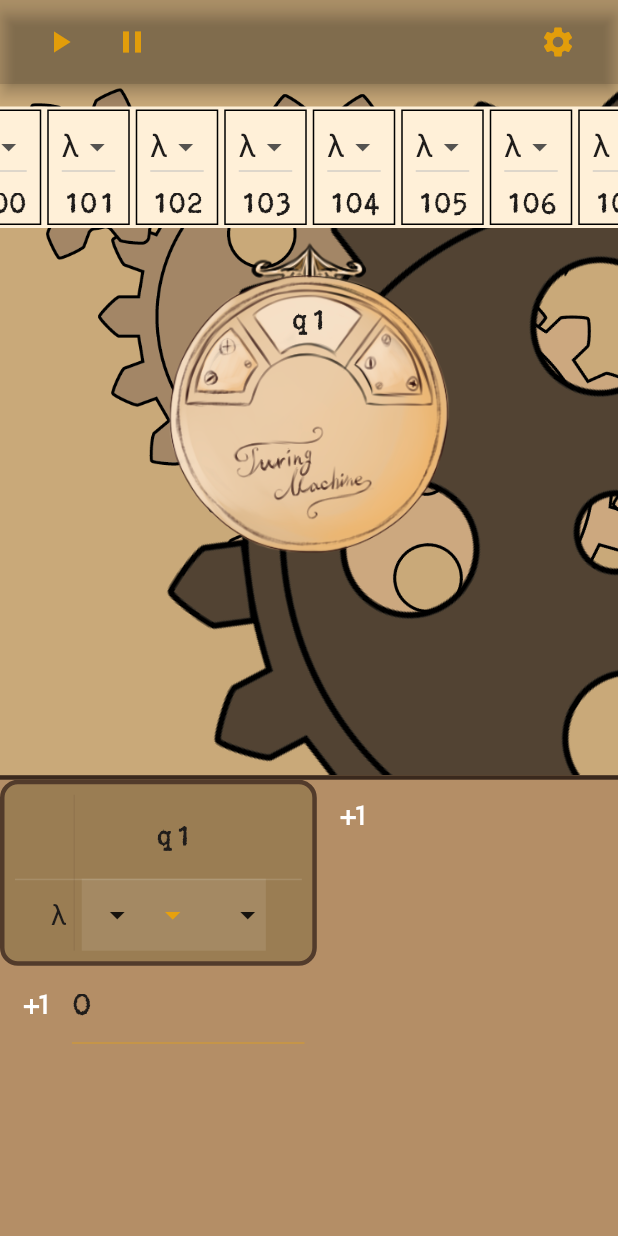
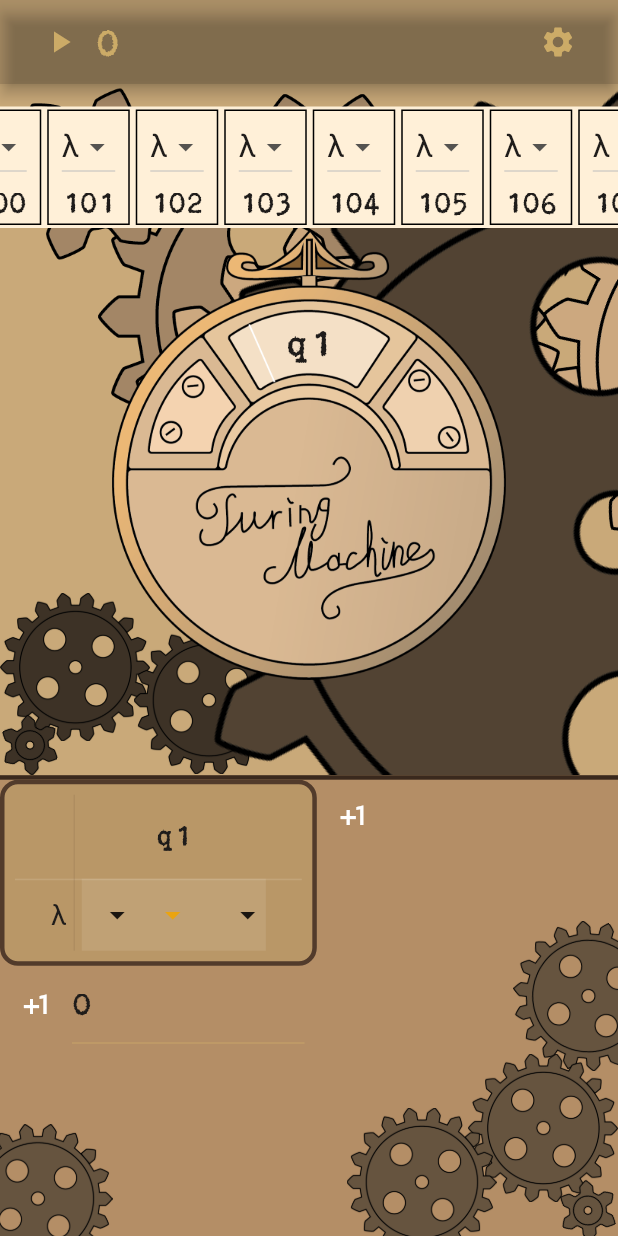
Before and after one commit to mihailco/turing_machine, a Flutter app: the screen it shows after launch, on a phone screen of 412 x 824 dp. Run offline on Flutter 3.47's test engine with Material 2 defaults, Android fonts, the phone set to English and light mode, and no system bars; our stand-ins replace bloc, equatable, flutter_bloc, get_it; missing offline and left inert: flutter_secure_storage_web.

Commit message:
added a few options to the settings

```diff
--- a/lib/features/domain/entities/table_model.dart
+++ b/lib/features/domain/entities/table_model.dart
@@ -24,7 +24,7 @@ class CellCommand extends Equatable {
   }
 
   bool isNull() {
-    return nextState == "" && rewrite == "" && moveTo == "";
+    return nextState == ""  && moveTo == "";
   }
 
   @override
--- a/lib/features/presentation/cubit/table_cubit.dart
+++ b/lib/features/presentation/cubit/table_cubit.dart
@@ -43,7 +43,7 @@ class TableCubit extends Cubit<TableState> {
 
   void clear() {
     states.clear();
-    states.addAll(["", "q1"]);
+    states.addAll(["", "q1", "q0"]);
     A.clear();
     A.addAll(["", nullElement]);
     table.clear();
--- a/lib/features/presentation/cubit/turing_cubit.dart
+++ b/lib/features/presentation/cubit/turing_cubit.dart
@@ -8,14 +8,15 @@ import '../../domain/entities/table_model.dart';
 
 class TuringCubit extends Cubit<OneStep> {
   TuringCubit(this.states, this.A, this.table, this.list)
-      : super(OneStep(states[1], list.lastNN, list));
+      : super(OneStep(states[2], list.lastNN, list, false, 0));
+  ///задержка в милисекундах между шагами
   late Duration time;
   final List<String> states;
   final List<String> A;
   final Map<Pair, CellCommand> table;
   final InfinitList list;
-  int duration = 3000;
-
+  int duration = 666;
+  late int maxSteps = 1000;
   bool running = false;
 
   late String curState = states[1];
@@ -25,22 +26,41 @@ class TuringCubit extends Cubit<OneStep> {
     duration = milliseconds;
   }
 
-  void run() async {
+  ///выполняет поседовательность команд до тех пор, пока не сработают условия остановки
+  void run({bool emitAllSteps = true}) async {
+    int step = 1;
     if (running) return;
     running = true;
+    emit(OneStep(curState, curPos, list, running, step));
+
     if (curPos == 0) {
       curPos = list.lastNN;
     }
     if (curPos == 0) {
       curPos = 100;
     }
+    curState = "q1";
+    execute(step: step, emitThis: emitAllSteps);
+
     while (true) {
-      if (!running || table[Pair(curState, list[curPos])]!.isNull()) {
+      if (!running ||
+          table[Pair(curState, list[curPos])]!.isNull() ||
+          step >= maxSteps) {
+        running = false;
+        emit(OneStep(curState, curPos, list, running, step));
         return;
       }
-      await Future.delayed(Duration(milliseconds: duration), () {
-        execute();
+
+      step++;
+      await Future.delayed(Duration(milliseconds: emitAllSteps ? duration : 0),
+          () {
+        execute(step: step, emitThis: emitAllSteps);
       });
+      if (curState == "q0") {
+        running = false;
+        emit(OneStep(curState, curPos, list, running, step));
+        return;
+      }
     }
   }
 
@@ -50,11 +70,11 @@ class TuringCubit extends Cubit<OneStep> {
 
   void setCurrrentPosition(int index) {
     curPos = index;
-    emit(OneStep(curState, curPos, list));
+    emit(OneStep(curState, curPos, list, running, 0));
   }
 
-  void execute() {
-
+  ///делает один шаг и отрпавяет новое состояние
+  void execute({int step = 0, bool emitThis = true}) {
     var cmd = table[Pair(curState, list[curPos])]!;
     if (cmd.rewrite != "") list[curPos] = cmd.rewrite;
     if (cmd.nextState != "") curState = cmd.nextState;
@@ -66,13 +86,17 @@ class TuringCubit extends Cubit<OneStep> {
         curPos++;
       }
     }
+    if (!emitThis) return;
+    emit(OneStep(curState, curPos, list, running, step));
+  }
 
-    emit(OneStep(curState, curPos, list));
+  void setMaxSteps(int n) {
+    maxSteps = n;
   }
 
   void clear() {
     curPos = 100;
     list.clear();
-    emit(OneStep(curState, curPos, list));
+    emit(OneStep(curState, curPos, list, running, 0));
   }
 }
--- a/lib/features/presentation/cubit/turing_state.dart
+++ b/lib/features/presentation/cubit/turing_state.dart
@@ -1,14 +1,13 @@
-
 import 'package:statrco/features/domain/entities/infinit_list_model.dart';
 
-
-
-class OneStep  {
+class OneStep {
   final int indexInList;
+  final int stepNumber;
   final String currentState;
   final InfinitList list;
+  final bool running;
+  const OneStep(this.currentState, this.indexInList, this.list, this.running, this.stepNumber);
 
-  const OneStep(this.currentState, this.indexInList, this.list);
-
-  List<Object?> get props => [indexInList, currentState, list.list.toString()];
+  List<Object?> get props =>
+      [indexInList, currentState, list.list.toString(), running];
 }
--- a/lib/features/presentation/pages/turing_machine_page.dart
+++ b/lib/features/presentation/pages/turing_machine_page.dart
@@ -20,6 +20,7 @@ class TuringMachinePage extends StatefulWidget {
 class _TuringMachinePageState extends State<TuringMachinePage> {
   InfinitList list = InfinitList(<String>[], "λ");
   final ctrlList = ScrollController(initialScrollOffset: cellWidth * 100.5);
+
   @override
   Widget build(BuildContext context) {
     return Scaffold(
@@ -27,16 +28,34 @@ class _TuringMachinePageState extends State<TuringMachinePage> {
           backgroundColor: Colors.black12,
           title: Row(
             children: [
-              IconButton(
+              BlocBuilder<TuringCubit, OneStep>(
+                builder: (context, state) {
+                  return Row(
+                    mainAxisSize: MainAxisSize.min,
+                    children: [
+                      if (!state.running)
+                        GestureDetector(
+                          onDoubleTap: (){
+                                context.read<TuringCubit>().run(emitAllSteps: false);
+
+                          },
+                          child: IconButton(
                               onPressed: () {
                                 context.read<TuringCubit>().run();
                               },
                               icon: const Icon(Icons.play_arrow)),
+                        )
+                      else
                         IconButton(
                             onPressed: () {
                               context.read<TuringCubit>().stop();
                             },
                             icon: const Icon(Icons.pause)),
+                      Text(state.stepNumber.toString())
+                    ],
+                  );
+                },
+              ),
               const Spacer(),
               IconButton(
                   onPressed: () {
@@ -59,20 +78,20 @@ class _TuringMachinePageState extends State<TuringMachinePage> {
               // decoration: const BoxDecoration(image: DecorationImage(image: AssetImage("assets/photos/background_top.png")) ),
               child: Stack(
                 children: [
-
                   Column(
                     children: [
                       Flexible(
                         flex: 3,
                         child: Stack(
-
                           children: [
                             const BackgroundGears(),
                             TopOfTheScreen(ctrlList: ctrlList),
                           ],
                         ),
                       ),
-                       Flexible(flex: 2, child: BottomPartOfScreen()),
+                      Container(
+                          child:
+                              Flexible(flex: 2, child: BottomPartOfScreen())),
                     ],
                   ),
                 ],
--- a/lib/features/presentation/widgets/background_gears.dart
+++ b/lib/features/presentation/widgets/background_gears.dart
@@ -10,9 +10,43 @@ class BackgroundGears extends StatelessWidget {
     return Stack(
       fit: StackFit.expand,
       children: [
+        //нижний левый угол
+        Positioned(
+            bottom: 22,
+            child: Gear(
+              speed: 10,
+              scale: 1 / 3,
+              darker: 0.3,
+              initialtTurn: 1.5,
+              typeGear: const BigGear(),
+              clockwise: false,
+            )),
+        Positioned(
+            left: 0,
+            bottom: 0,
+            child: Gear(
+              speed: 10,
+              scale: 1 / 3,
+              darker: 0.3,
+              initialtTurn: 0.1,
+              typeGear: const SmallGear(),
+              clockwise: true,
+            )),
+        Positioned(
+          left: 89,
+            bottom: 0,
+            child: Gear(
+              speed: 10,
+              scale: 1 / 3,
+              darker: 0.3,
+              initialtTurn: 1.5,
+              typeGear: const BigGear(),
+            )),
+
+        //сверху слева
         Positioned(
             top: 5,
-            left: small.getDiameter() * small.getScale() - 55,
+            left: small.getSize() * small.getScale() - 55,
             child: Gear(
               darker: 0.8,
               initialtTurn: 1.5,
@@ -22,22 +56,23 @@ class BackgroundGears extends StatelessWidget {
         Positioned(
             top: 0, child: Gear(darker: 0.8, typeGear: const SmallGear())),
         Positioned(
-            left: 135,
-            top: 111,
+            left: 86,
+            top: 90,
             child: Gear(
               initialtTurn: 0.1,
               typeGear: const BigGear(),
             )),
         Positioned(
-            left: big.getDiameter() * 3 + 108,
-            top: 111,
+            left: big.getSize() * 3 + 60,
+            top: 36,
             child: Gear(
               initialtTurn: 0.09,
               clockwise: false,
               typeGear: const BigGear(),
             )),
+        //большая справа
         Positioned(
-            right: -big.getDiameter() * 3,
+            right: -big.getSize() * 3,
             child: Gear(
               speed: 1 / 5,
               scale: 2,
--- /dev/null
+++ b/lib/features/presentation/widgets/background_gears_small_bt_right.dart
@@ -0,0 +1,71 @@
+import 'package:flutter/material.dart';
+import 'package:statrco/features/presentation/widgets/gear.dart';
+
+class BackgroundGears2 extends StatelessWidget {
+  const BackgroundGears2({super.key});
+  final small = const SmallGear();
+  final big = const SmallGear();
+  @override
+  Widget build(BuildContext context) {
+    return Stack(
+      children: [
+        Positioned(
+          left: -25,
+            bottom: -25,
+            child: Gear(
+              speed: 5,
+              scale: 1 / 3,
+              darker:0.5,
+              initialtTurn: 1.5,
+              typeGear: const BigGear(),
+              clockwise: false,
+            )),
+        Positioned(
+          right: -30,
+            bottom: 110,
+            child: Gear(
+              speed: 5,
+              scale: 1 / 3,
+              darker:0.5,
+              initialtTurn: 1.516,
+              typeGear: const BigGear(),
+              clockwise: false,
+            )),
+        Positioned(
+          right: 0,
+            bottom: 22,
+            child: Gear(
+              speed: 5,
+              scale: 1 / 3,
+              darker:0.5,
+              initialtTurn: 1.5,
+              typeGear: const BigGear(),
+              clockwise: false,
+            )),
+        Positioned(
+
+            right: 0,
+            bottom: -3,
+            child: Gear(
+
+              speed: 5,
+              scale: 1 / 3,
+              darker:0.5,
+              initialtTurn: 0.1,
+              typeGear: const SmallGear(),
+            )),
+        Positioned(
+          right: 81,
+            bottom: -14,
+            child: Gear(
+              speed: 5,
+              scale: 1 / 3,
+              darker:0.5,
+              initialtTurn: 1.5,
+              typeGear: const BigGear(),
+            )),
+
+      ],
+    );
+  }
+}
--- a/lib/features/presentation/widgets/bottom_part_of_screen.dart
+++ b/lib/features/presentation/widgets/bottom_part_of_screen.dart
@@ -1,5 +1,6 @@
 import 'package:flutter/material.dart';
 import 'package:flutter_bloc/flutter_bloc.dart';
+import 'package:statrco/features/presentation/widgets/background_gears_small_bt_right.dart';
 import 'package:statrco/features/presentation/widgets/table.dart';
 
 import '../cubit/table_cubit.dart';
@@ -19,10 +20,15 @@ final TextEditingController controller =TextEditingController(text: "0");
         color: Color.fromARGB(40, 70, 0, 0),
         // Color.fromARGB(255, 177, 134, 75),
       ),
-      child: InteractiveViewer(
+      child: Stack(
+        children: [
+          const BackgroundGears2(),
+          InteractiveViewer(
+
             maxScale: 2,
-        minScale: 0.001,
+            minScale: 0.0000001,
             constrained: false,
+
             boundaryMargin: const EdgeInsets.all(8),
             child: Column(
               crossAxisAlignment: CrossAxisAlignment.start,
@@ -36,7 +42,7 @@ final TextEditingController controller =TextEditingController(text: "0");
                           border: Border.all(
                               width: 3, color: const Color.fromRGBO(82, 59, 43, 1)),
                           borderRadius: BorderRadius.circular(12),
-                      color: const Color.fromARGB(255, 154, 125, 83),
+                          color: Color.fromARGB(255, 185, 151, 103),
                         ),
                         child: const TuringsTable()),
                     IconButton(
@@ -47,12 +53,7 @@ final TextEditingController controller =TextEditingController(text: "0");
                         icon: const Icon(Icons.plus_one_outlined)),
                   ],
                 ),
-            // Container(
-            //     width: 15,
-            //     child: TextField(
-            //       onEditingComplete: (() =>
-            //           context.read<TableCubit>().addA("a")),
-            //     )),
+
                 Row(
                   children: [
                     IconButton(
@@ -71,6 +72,8 @@ final TextEditingController controller =TextEditingController(text: "0");
               ],
             ),
           ),
+        ],
+      ),
     );
   }
 }
--- a/lib/features/presentation/widgets/gear.dart
+++ b/lib/features/presentation/widgets/gear.dart
@@ -7,7 +7,7 @@ import 'package:statrco/features/presentation/cubit/turing_state.dart';
 
 class TypeGear {
   const TypeGear();
-  double getDiameter() => 18;
+  double getSize() => 18;
   double getScale() => 1;
 
   String getAsset() => "assets/photos/gearB.png";
@@ -17,7 +17,7 @@ class SmallGear extends TypeGear {
   const SmallGear();
 
   @override
-  double getDiameter() => 100;
+  double getSize() => 100;
 
   @override
   String getAsset() => "assets/photos/gearS.png";
@@ -29,7 +29,7 @@ class SmallGear extends TypeGear {
 class BigGear extends TypeGear {
   const BigGear();
   @override
-  double getDiameter() => 300;
+  double getSize() => 300;
 
   @override
   String getAsset() => "assets/photos/gearB.png";
@@ -50,7 +50,7 @@ class Gear extends StatelessWidget {
   final bool clockwise;
   final double initialtTurn;
   final double darker;
-  final int scale;
+  final double scale;
   int prevIndex = 0;
   final double speed;
   @override
@@ -63,7 +63,7 @@ class Gear extends StatelessWidget {
                 milliseconds: context.read<TuringCubit>().duration * 3 ~/ 4),
             turns: state.indexInList.toDouble() *
                     (clockwise ? -1 : 1) *
-                    (connectedWith.getDiameter() / typeGear.getDiameter()) /
+                    (connectedWith.getSize() / typeGear.getSize()) /
                     18 *
                     speed +
                 initialtTurn,
@@ -77,8 +77,8 @@ class Gear extends StatelessWidget {
                 typeGear.getAsset(),
 
                 // color: const Color.fromARGB(255, 196, 168, 127),
-                height: typeGear.getDiameter() * typeGear.getScale() * scale,
-                width: typeGear.getDiameter() * typeGear.getScale() * scale,
+                height: typeGear.getSize() * typeGear.getScale() * scale,
+                width: typeGear.getSize() * typeGear.getScale() * scale,
                 // fit: BoxFit.none,
               ),
             ));
--- a/lib/features/presentation/widgets/settings.dart
+++ b/lib/features/presentation/widgets/settings.dart
@@ -13,6 +13,8 @@ class Settings extends StatefulWidget {
 
 class _SettingsState extends State<Settings> {
   late double value = context.read<TuringCubit>().duration / 1000;
+  late TextEditingController tfStepsController = TextEditingController(
+      text: context.read<TuringCubit>().maxSteps.toString());
   @override
   Widget build(BuildContext context) {
     return Container(
@@ -33,6 +35,33 @@ class _SettingsState extends State<Settings> {
               context.read<TuringCubit>().setDuration((v * 1000).toInt());
               setState(() {});
             },
+          ),
+          Row(
+            children: [
+              const Text(
+                "Количество шагов:  ",
+              ),
+              Container(
+                color: Colors.black12,
+                width: 100,
+                child: TextField(
+                  onSubmitted: (value) {
+                    tfStepsController.text = tfStepsController.text
+                        .replaceAll(RegExp("[^0-9]"), "");
+                         context.read<TuringCubit>().setMaxSteps( int.parse( tfStepsController.text));
+                  },
+                  expands: false,
+                  controller: tfStepsController,
+                  keyboardType: TextInputType.number,
+                  decoration: const InputDecoration.collapsed(
+                    focusColor: Colors.black12,
+                    hintStyle:
+                        TextStyle(color: Color.fromARGB(255, 66, 39, 39)),
+                    hintText: 'Введите здесь',
+                  ),
+                ),
+              ),
+            ],
           ),
           Container(
             color: const Color.fromARGB(255, 255, 255, 255),
--- a/lib/features/presentation/widgets/table.dart
+++ b/lib/features/presentation/widgets/table.dart
@@ -30,7 +30,7 @@ class _TuringsTableState extends State<TuringsTable> {
                 border: const TableBorder(
                     verticalInside:
                         BorderSide(color: Color.fromRGBO(73, 50, 37, 0.102))),
-                columns: state.states
+                columns: state.states.where((element) =>  element!="q0")
                     .map<DataColumn>((e) => DataColumn(
                         label: Expanded(child: Center(child: Text(e)))))
                     .toList(),
@@ -38,7 +38,7 @@ class _TuringsTableState extends State<TuringsTable> {
                 rows: state.A
                     .where((element) => element != "")
                     .map<DataRow>((a) => DataRow(
-                        cells: state.states
+                        cells: state.states.where((element) =>  element!="q0")
                             .map<DataCell>((st) => DataCell(
                                   st == ""
                                       ? Text(a)
--- a/lib/features/presentation/widgets/top_of_the_screen.dart
+++ b/lib/features/presentation/widgets/top_of_the_screen.dart
@@ -45,29 +45,33 @@ class TopOfTheScreen extends StatelessWidget {
                 // fit: StackFit.expand,
                 alignment: AlignmentDirectional.center,
                 children: [
+                  // Positioned(
+                  //   top: 77,
+                  //   child: SizedBox(
+                  //       height: 55,
+                  //       width: 77,
+                  //       child: Image.asset(
+                  //         "assets/photos/arrow.png",
+                  //         fit: BoxFit.contain,
+                  //       )),
+                  // ),
                   Positioned(
-                    top: 77,
+                    top: 82,
                     child: SizedBox(
-                        height: 55,
-                        width: 77,
+                        height: 300,
+                        width: 300,
                         child: Image.asset(
-                          "assets/photos/arrow.png",
+                          "assets/photos/machine.png",
                           fit: BoxFit.contain,
                         )),
                   ),
                   Positioned(
-                    top: 111,
-                    child: SizedBox(
-                        height: 188,
-                        width: 188,
-                        child: Image.asset(
-                          "assets/photos/tablo.png",
-                          fit: BoxFit.contain,
-                        )),
-                  ),
-                  Positioned(
-                    top: 129,
-                    child: Text(state.currentState))
+                    top: 140,
+                    child: Text(state.currentState
+                    ,
+                    style: const TextStyle(fontSize: 25),
+
+                    ))
                 ],
               ),
             ],
--- a/lib/injection.dart
+++ b/lib/injection.dart
@@ -12,7 +12,7 @@ final locator = GetIt.instance;
 void init() {
   //bloc
 
-  List<String> states = ["", "q1"];
+  List<String> states = ["", "q0","q1"];
   List<String> A = ["", nullElement];
   final Map<Pair, CellCommand> table = {
     const Pair("q1", nullElement): CellCommand(states[0], A[0], "")
--- a/lib/main.dart
+++ b/lib/main.dart
@@ -30,7 +30,7 @@ class MyApp extends StatelessWidget {
                   ),
               //шрифты
               colorScheme: const ColorScheme(
-                  onSurface: Color.fromARGB(221, 241, 165, 0),
+                  onSurface: Color.fromARGB(221, 216, 181, 107),
                   surface: Color.fromARGB(221, 241, 165, 0),
                   onBackground: Color.fromARGB(221, 241, 165, 0),
                   background: Color.fromARGB(221, 241, 165, 0),
@@ -47,7 +47,7 @@ class MyApp extends StatelessWidget {
               //Theme.of(context).textTheme.headline6,
               highlightColor: Colors.black,
               textSelectionTheme: const TextSelectionThemeData(
-                  cursorColor: Color.fromARGB(255, 1, 175, 166)),
+                  cursorColor: Color.fromARGB(255, 0, 0, 0)),
               scaffoldBackgroundColor: const Color.fromARGB(255, 201, 169, 121),
               elevatedButtonTheme: ElevatedButtonThemeData(style: ButtonStyle(
                   backgroundColor: MaterialStateProperty.resolveWith((states) {
--- a/pubspec.yaml
+++ b/pubspec.yaml
@@ -55,6 +55,7 @@ flutter:
 
   assets:
     - assets/photos/tablo.png
+    - assets/photos/machine.png
     - assets/photos/gearB.png
     - assets/photos/gearS.png
     - assets/photos/background_top.png
```
Also changed, not shown: assets/photos/machine.png (added). Lines whose indentation alone changed are shown as unchanged.
